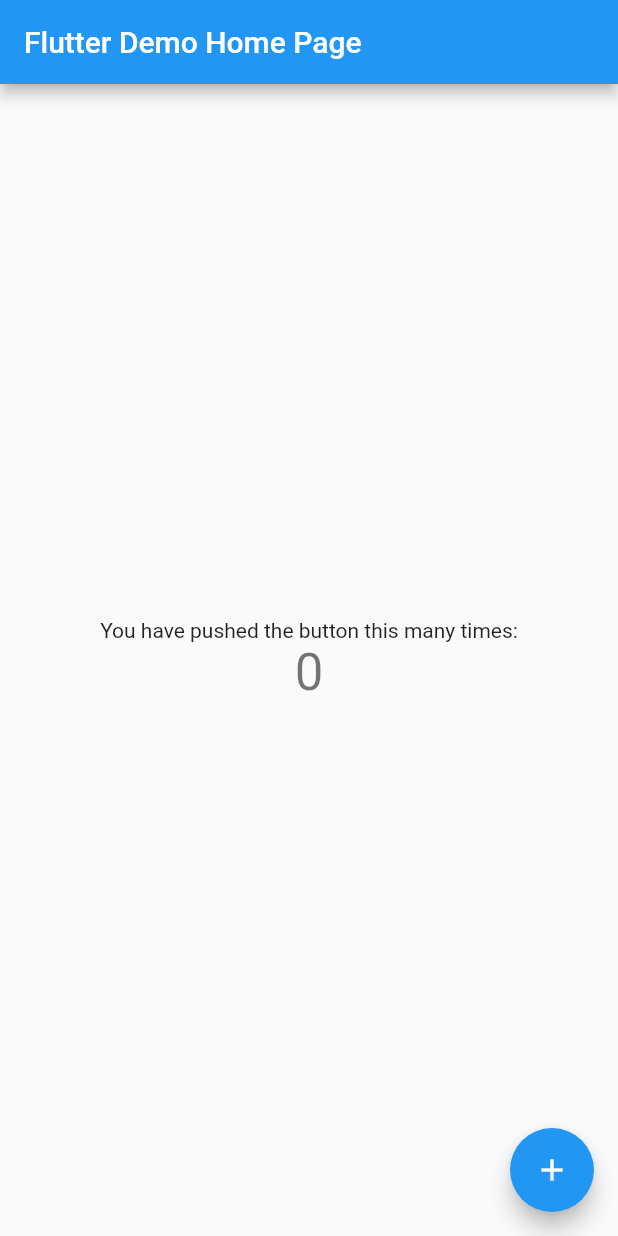
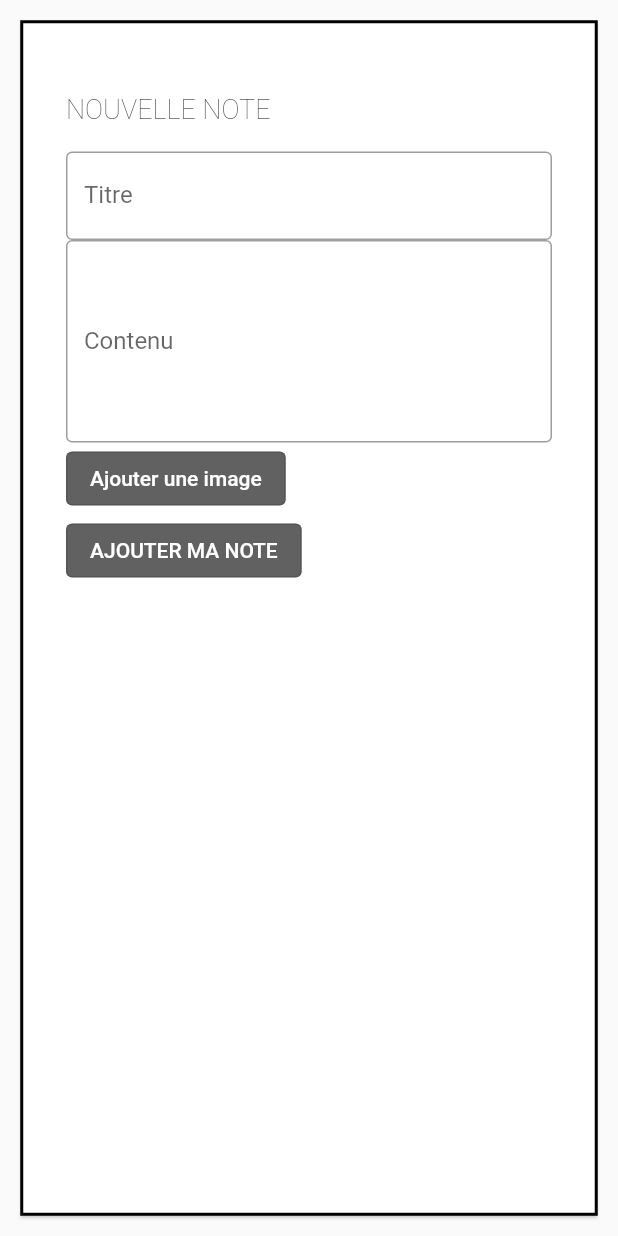
Before and after one commit to VannSup/Tp_final_Flutter, a Flutter app: the screen it shows after launch, on a phone screen of 412 x 824 dp. Run offline on Flutter 3.47's test engine with Material 2 defaults, Android fonts, the light colour scheme and no system bars; our stand-ins replace camera.

Commit message:
Fin premiere journée ajout des futures plugin a utiliser et mise en place de la prise de la photo, ainsi que le système de route

```diff
--- /dev/null
+++ b/lib/app/screens/home/home_screen.dart
@@ -0,0 +1,154 @@
+import 'dart:io';
+
+import 'package:flutter/material.dart';
+import 'package:camera/camera.dart';
+import 'package:tp_final/app/widgets/take_picture_dialog.dart';
+
+class HomeScreen extends StatefulWidget {
+  @override
+  _HomeScreenState createState() => _HomeScreenState();
+}
+
+class _HomeScreenState extends State<HomeScreen> {
+  final _titreController = TextEditingController();
+  final _contenuController = TextEditingController();
+  final _formKey = GlobalKey<FormState>();
+
+  // Picture scan
+  String lastPictureStoredResult = '';
+
+  @override
+  void initState() {
+    super.initState();
+  }
+
+  AutovalidateMode _autoValidateForm = AutovalidateMode.disabled;
+
+  void addMyNote() async {}
+
+  Future _showMyDialog() async {
+    XFile? res = await showDialog(
+      context: context,
+      barrierDismissible: true, // user must tap button!
+      builder: (BuildContext context) {
+        return Dialog(
+          elevation: 0,
+          backgroundColor: Colors.transparent,
+          child: Padding(
+              padding: const EdgeInsets.all(8.0), child: CameraDialog()),
+        );
+      },
+    );
+    if (res != null) {
+      lastPictureStoredResult = res.path;
+    }
+  }
+
+  void _deletePicture() {
+    lastPictureStoredResult = '';
+  }
+
+  @override
+  Widget build(BuildContext context) {
+    return Scaffold(
+      body: Container(
+        child: Padding(
+          padding: EdgeInsets.all(10),
+          child: Card(
+            shape: BeveledRectangleBorder(
+              side: BorderSide(
+                color: Colors.black,
+                width: 1.0,
+              ),
+            ),
+            child: Container(
+              padding: EdgeInsets.all(30),
+              child: Form(
+                autovalidateMode: _autoValidateForm,
+                key: _formKey,
+                child: Column(
+                  crossAxisAlignment: CrossAxisAlignment.start,
+                  children: [
+                    Padding(
+                      padding: const EdgeInsets.symmetric(vertical: 18.0),
+                      child: Text(
+                        "NOUVELLE NOTE",
+                        style: TextStyle(
+                          fontStyle: FontStyle.normal,
+                          fontSize: 18,
+                          fontWeight: FontWeight.w100,
+                        ),
+                      ),
+                    ),
+                    TextFormField(
+                      keyboardType: TextInputType.name,
+                      controller: _titreController,
+                      decoration: InputDecoration(
+                        labelText: 'Titre',
+                        border: OutlineInputBorder(
+                          borderSide: const BorderSide(
+                            color: Colors.black,
+                            style: BorderStyle.solid,
+                          ),
+                        ),
+                      ),
+                    ),
+                    TextFormField(
+                      controller: _contenuController,
+                      minLines: 5,
+                      maxLines: 6,
+                      decoration: InputDecoration(
+                        labelText: 'Contenu',
+                        border: OutlineInputBorder(),
+                      ),
+                    ),
+                    Row(
+                      mainAxisAlignment: MainAxisAlignment.start,
+                      children: [
+                        OutlinedButton(
+                          style: OutlinedButton.styleFrom(
+                            backgroundColor: Colors.grey[700],
+                          ),
+                          onPressed: lastPictureStoredResult.isEmpty
+                              ? _showMyDialog
+                              : _deletePicture,
+                          child: Text(
+                            lastPictureStoredResult.isEmpty
+                                ? 'Ajouter une image'
+                                : 'Supprimer l\'image',
+                            style: TextStyle(
+                              color: Colors.white,
+                            ),
+                          ),
+                        ),
+                        lastPictureStoredResult.isEmpty
+                            ? Container()
+                            : Image.file(
+                                File(lastPictureStoredResult),
+                                filterQuality: FilterQuality.low,
+                                scale: 2,
+                              ),
+                      ],
+                    ),
+                    OutlinedButton(
+                      style: OutlinedButton.styleFrom(
+                        backgroundColor: Colors.grey[700],
+                      ),
+                      onPressed: addMyNote,
+                      child: Text(
+                        'AJOUTER MA NOTE',
+                        style: TextStyle(
+                          color: Colors.white,
+                        ),
+                      ),
+                    ),
+                  ],
+                ),
+              ),
+            ),
+          ),
+        ),
+      ),
+    );
+  }
+}
--- /dev/null
+++ b/lib/app_routes.dart
@@ -0,0 +1,17 @@
+import 'package:flutter/material.dart';
+import 'package:tp_final/app/screens/home/home_screen.dart';
+import 'package:tp_final/app/screens/home-details/home_details_screen.dart';
+
+
+const kMainRoute = '/home';
+const kHomeRoute = '/home';
+const kHomeDetailsRoute = '/home-details';
+
+final Map<String, WidgetBuilder> kRoutes = {
+  kMainRoute: (_) => HomeScreen(),
+  kHomeDetailsRoute: (_) => HomeDetailsScreen(),
+};
+
+onGenerateRoute(settings) {
+
+}
--- a/lib/main.dart
+++ b/lib/main.dart
@@ -1,113 +1,23 @@
 import 'package:flutter/material.dart';
+
+import 'package:tp_final/app_routes.dart';
 
 void main() {
   runApp(MyApp());
 }
 
 class MyApp extends StatelessWidget {
-  // This widget is the root of your application.
   @override
   Widget build(BuildContext context) {
     return MaterialApp(
       title: 'Flutter Demo',
       theme: ThemeData(
-        // This is the theme of your application.
-        //
-        // Try running your application with "flutter run". You'll see the
-        // application has a blue toolbar. Then, without quitting the app, try
-        // changing the primarySwatch below to Colors.green and then invoke
-        // "hot reload" (press "r" in the console where you ran "flutter run",
-        // or simply save your changes to "hot reload" in a Flutter IDE).
-        // Notice that the counter didn't reset back to zero; the application
-        // is not restarted.
         primarySwatch: Colors.blue,
+        visualDensity: VisualDensity.adaptivePlatformDensity,
       ),
-      home: MyHomePage(title: 'Flutter Demo Home Page'),
+      initialRoute: kMainRoute,
+      routes: kRoutes,
+      onGenerateRoute: (settings) => onGenerateRoute(settings),
     );
   }
 }
-
-class MyHomePage extends StatefulWidget {
-  MyHomePage({Key? key, required this.title}) : super(key: key);
-
-  // This widget is the home page of your application. It is stateful, meaning
-  // that it has a State object (defined below) that contains fields that affect
-  // how it looks.
-
-  // This class is the configuration for the state. It holds the values (in this
-  // case the title) provided by the parent (in this case the App widget) and
-  // used by the build method of the State. Fields in a Widget subclass are
-  // always marked "final".
-
-  final String title;
-
-  @override
-  _MyHomePageState createState() => _MyHomePageState();
-}
-
-class _MyHomePageState extends State<MyHomePage> {
-  int _counter = 0;
-
-  void _incrementCounter() {
-    setState(() {
-      // This call to setState tells the Flutter framework that something has
-      // changed in this State, which causes it to rerun the build method below
-      // so that the display can reflect the updated values. If we changed
-      // _counter without calling setState(), then the build method would not be
-      // called again, and so nothing would appear to happen.
-      _counter++;
-    });
-  }
-
-  @override
-  Widget build(BuildContext context) {
-    // This method is rerun every time setState is called, for instance as done
-    // by the _incrementCounter method above.
-    //
-    // The Flutter framework has been optimized to make rerunning build methods
-    // fast, so that you can just rebuild anything that needs updating rather
-    // than having to individually change instances of widgets.
-    return Scaffold(
-      appBar: AppBar(
-        // Here we take the value from the MyHomePage object that was created by
-        // the App.build method, and use it to set our appbar title.
-        title: Text(widget.title),
-      ),
-      body: Center(
-        // Center is a layout widget. It takes a single child and positions it
-        // in the middle of the parent.
-        child: Column(
-          // Column is also a layout widget. It takes a list of children and
-          // arranges them vertically. By default, it sizes itself to fit its
-          // children horizontally, and tries to be as tall as its parent.
-          //
-          // Invoke "debug painting" (press "p" in the console, choose the
-          // "Toggle Debug Paint" action from the Flutter Inspector in Android
-          // Studio, or the "Toggle Debug Paint" command in Visual Studio Code)
-          // to see the wireframe for each widget.
-          //
-          // Column has various properties to control how it sizes itself and
-          // how it positions its children. Here we use mainAxisAlignment to
-          // center the children vertically; the main axis here is the vertical
-          // axis because Columns are vertical (the cross axis would be
-          // horizontal).
-          mainAxisAlignment: MainAxisAlignment.center,
-          children: <Widget>[
-            Text(
-              'You have pushed the button this many times:',
-            ),
-            Text(
-              '$_counter',
-              style: Theme.of(context).textTheme.headline4,
-            ),
-          ],
-        ),
-      ),
-      floatingActionButton: FloatingActionButton(
-        onPressed: _incrementCounter,
-        tooltip: 'Increment',
-        child: Icon(Icons.add),
-      ), // This trailing comma makes auto-formatting nicer for build methods.
-    );
-  }
-}
```
Also changed, not shown: lib/app/screens/home-details/home_details_screen.dart (added, +63 -0 lines), lib/app/widgets/take_picture_dialog.dart (added, +140 -0 lines), pubspec.yaml (+4 -3 lines), pubspec.lock, 1 other file.
